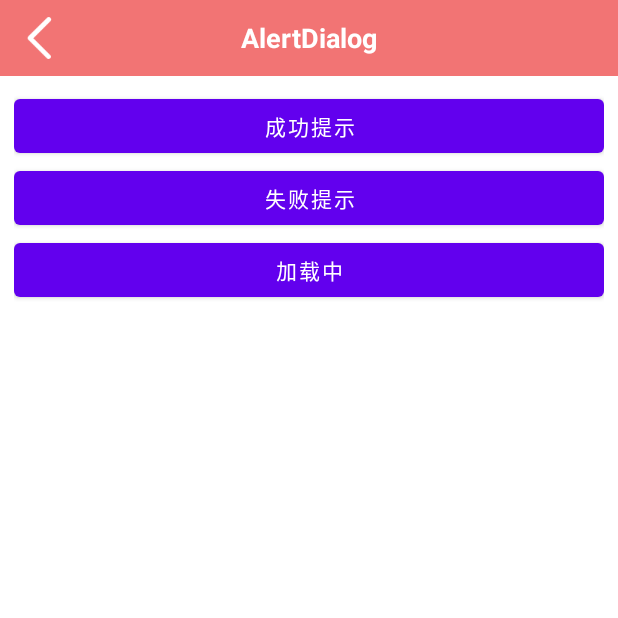
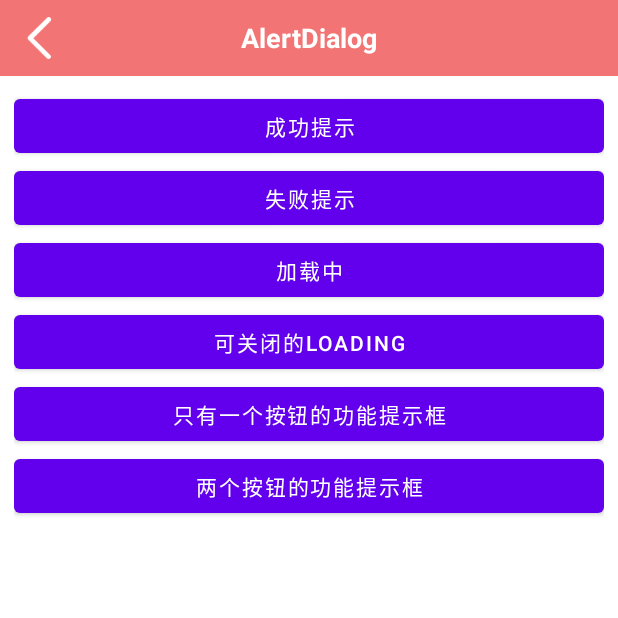
Before and after one commit to hHui056/android_mvp_generate, an Android app: the BaseViewActivity screen opened directly, with no data from a screen before it, on a phone screen of 412 x 824 dp, the top half of it. Run offline under Robolectric (Android 15) with nearby library versions, the phone set to English and light mode, and no system bars; libraries missing offline, so code that uses them is left out: com.readystatesoftware.systembartint.

Commit message:
临时提交

```diff
--- a/app/src/main/AndroidManifest.xml
+++ b/app/src/main/AndroidManifest.xml
@@ -13,7 +13,7 @@
         android:theme="@style/MyAppCompat"
         tools:replace="android:icon,android:label,android:theme">
         <activity
-            android:name=".ui.dialog.AlertDialogActivity"
+            android:name=".ui.baseView.BaseViewActivity"
             android:exported="false" />
         <activity
             android:name=".ui.loginView.LoginViewActivity"
--- a/app/src/main/java/com/hh/androidbaselibrary/MainActivity.kt
+++ b/app/src/main/java/com/hh/androidbaselibrary/MainActivity.kt
@@ -4,7 +4,7 @@ import android.os.Build
 import android.os.Bundle
 import androidx.annotation.RequiresApi
 import com.hh.androidbaselibrary.test.Person
-import com.hh.androidbaselibrary.ui.dialog.AlertDialogActivity
+import com.hh.androidbaselibrary.ui.baseView.BaseViewActivity
 import com.hh.androidbaselibrary.ui.loginView.LoginViewActivity
 import com.hh.androidbaselibrary.ui.titleView.TitleViewActivity
 import com.hh.baselibrary.mvp.BaseActivity
@@ -36,7 +36,7 @@ class MainActivity : BaseActivity() {
 
         item_title_view.setOnClickListener { jump2Activity(TitleViewActivity::class.java, false) }
         item_login_view.setOnClickListener { jump2Activity(LoginViewActivity::class.java, false) }
-        item_dialog.setOnClickListener { jump2Activity(AlertDialogActivity::class.java, false) }
+        item_dialog.setOnClickListener { jump2Activity(BaseViewActivity::class.java, false) }
     }
 
     override fun initView() {
--- a/app/src/main/java/com/hh/androidbaselibrary/ui/dialog/AlertDialogActivity.kt
+++ b/app/src/main/java/com/hh/androidbaselibrary/ui/baseView/BaseViewActivity.kt
@@ -1,12 +1,13 @@
-package com.hh.androidbaselibrary.ui.dialog
+package com.hh.androidbaselibrary.ui.baseView
 
 import android.os.Bundle
 import com.hh.androidbaselibrary.R
 import com.hh.baselibrary.mvp.BaseActivity
 import com.hh.baselibrary.util.RxTimerUtil
+import com.hh.baselibrary.widget.MyAlertDialog
 import kotlinx.android.synthetic.main.activity_alert_dialog.*
 
-class AlertDialogActivity : BaseActivity() {
+class BaseViewActivity : BaseActivity() {
 
     override fun onCreate(savedInstanceState: Bundle?) {
         super.onCreate(savedInstanceState)
@@ -27,5 +28,12 @@ class AlertDialogActivity : BaseActivity() {
                 }
             })
         }
+        can_cancel_loading.setOnClickListener {
+            showProgressCanCle(msg = "加载中",cancelText = "cancel",callback = object : MyAlertDialog.CancelClickBack {
+                override fun onCancel() {
+                    showToast("点击了取消")
+                }
+            })
+        }
     }
 }
--- a/app/src/main/res/layout/activity_alert_dialog.xml
+++ b/app/src/main/res/layout/activity_alert_dialog.xml
@@ -5,7 +5,7 @@
     android:layout_width="match_parent"
     android:layout_height="match_parent"
     android:orientation="vertical"
-    tools:context=".ui.dialog.AlertDialogActivity">
+    tools:context=".ui.baseView.BaseViewActivity">
 
     <com.hh.baselibrary.widget.TitleView
         android:layout_width="match_parent"
@@ -37,6 +37,21 @@
             android:layout_height="wrap_content"
             android:text="加载中" />
 
+        <Button
+            android:id="@+id/can_cancel_loading"
+            android:layout_width="match_parent"
+            android:layout_height="wrap_content"
+            android:text="可关闭的loading" />
+
+        <Button
+            android:layout_width="match_parent"
+            android:layout_height="wrap_content"
+            android:text="只有一个按钮的功能提示框" />
+
+        <Button
+            android:layout_width="match_parent"
+            android:layout_height="wrap_content"
+            android:text="两个按钮的功能提示框" />
     </LinearLayout>
 
 </LinearLayout>
--- a/app/src/main/res/layout/activity_main.xml
+++ b/app/src/main/res/layout/activity_main.xml
@@ -27,7 +27,7 @@
         android:layout_height="wrap_content"
         app:isBottomLineShow="true"
         app:isTopLineShow="false"
-        app:itemText="AlertDialog" />
+        app:itemText="BaseView基础能力展示" />
 
     <com.hh.baselibrary.widget.ClickItemView
         android:layout_width="match_parent"
--- a/baselibrary/src/main/java/com/hh/baselibrary/mvp/BaseActivity.kt
+++ b/baselibrary/src/main/java/com/hh/baselibrary/mvp/BaseActivity.kt
@@ -33,8 +33,8 @@ abstract class BaseActivity : AppCompatActivity(), BaseView {
         alertDialog.showDialogLoading(msg)
     }
 
-    override fun showProgressCanCle(msg: String) {
-        alertDialog.showDialogLoading(msg)
+    override fun showProgressCanCle(msg: String,cancelText:String,callback:MyAlertDialog.CancelClickBack?) {
+        alertDialog.showDialogLoadingCancel(msg,cancelText,callback)
     }
 
     override fun closeProgress() {
--- a/baselibrary/src/main/java/com/hh/baselibrary/mvp/BaseView.kt
+++ b/baselibrary/src/main/java/com/hh/baselibrary/mvp/BaseView.kt
@@ -6,7 +6,7 @@ import com.hh.baselibrary.widget.MyAlertDialog
  * Create By hHui on 2021年3月23日
  */
 interface BaseView {
-    fun showProgressCanCle(msg: String = "Loading")
+    fun showProgressCanCle(msg: String = "Loading",cancelText:String = "取消",callback: MyAlertDialog.CancelClickBack?=null)
     fun showProgress(msg: String = "Loading...")
     fun closeProgress()
     fun alertSuccess(msg: String)
--- a/baselibrary/src/main/java/com/hh/baselibrary/widget/MyAlertDialog.java
+++ b/baselibrary/src/main/java/com/hh/baselibrary/widget/MyAlertDialog.java
@@ -44,6 +44,16 @@ public class MyAlertDialog {
         }
         processDialog.showLoading(message);
     }
+
+    public void showDialogLoadingCancel(String message, String cancelText, CancelClickBack callback) {
+        closeAllDialog();
+        if (processDialog == null) {
+            processDialog = new LoadingDialog();
+            processDialog.init(mContext);
+        }
+        processDialog.showLoadingCanCancel(message, cancelText, callback);
+    }
+
 
     @SuppressLint("NewApi")
     public void closeDialogLoading() {
@@ -235,7 +245,7 @@ public class MyAlertDialog {
         void onClick();
     }
 
-    public interface CancelClickBask {
+    public interface CancelClickBack {
         void onCancel();
     }
 }
```
Also changed, not shown: baselibrary/src/main/java/com/hh/baselibrary/mvp/BaseFragment.kt (+6 -2 lines), baselibrary/src/main/java/com/hh/baselibrary/widget/LoadingDialog.kt (+18 -1 lines), baselibrary/src/main/res/layout/dialog_layout.xml (+12 -3 lines).
